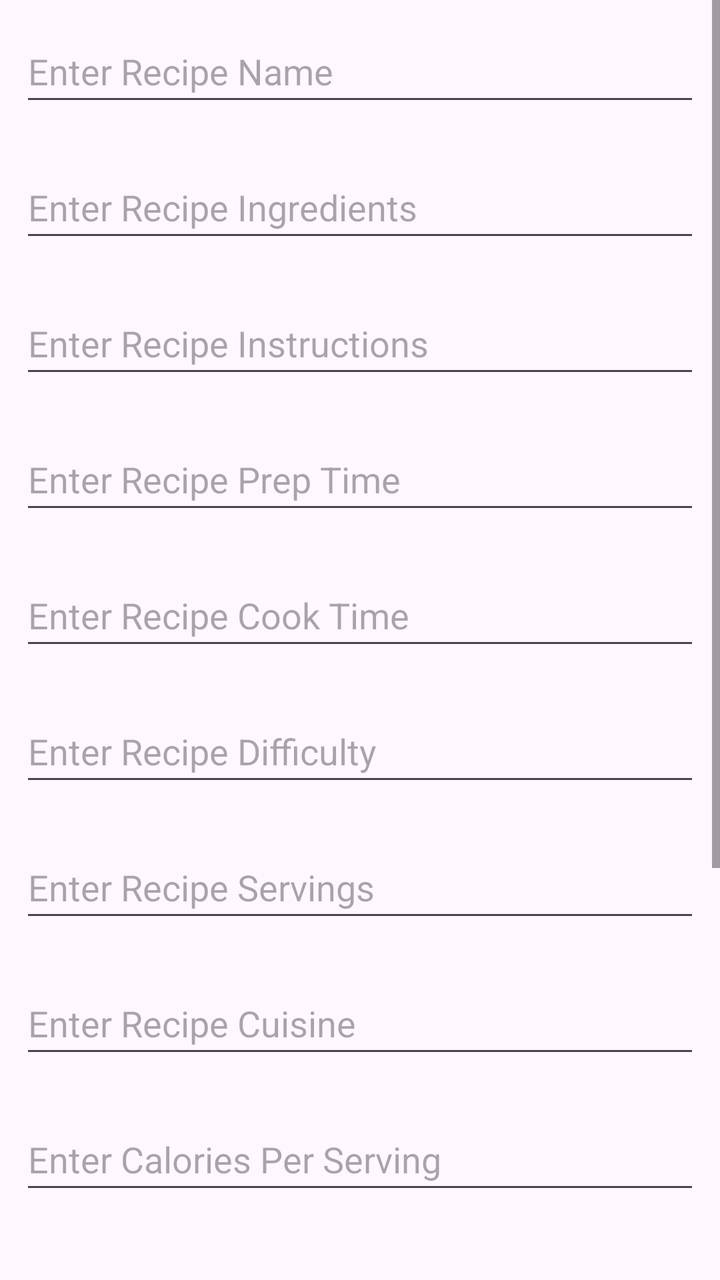
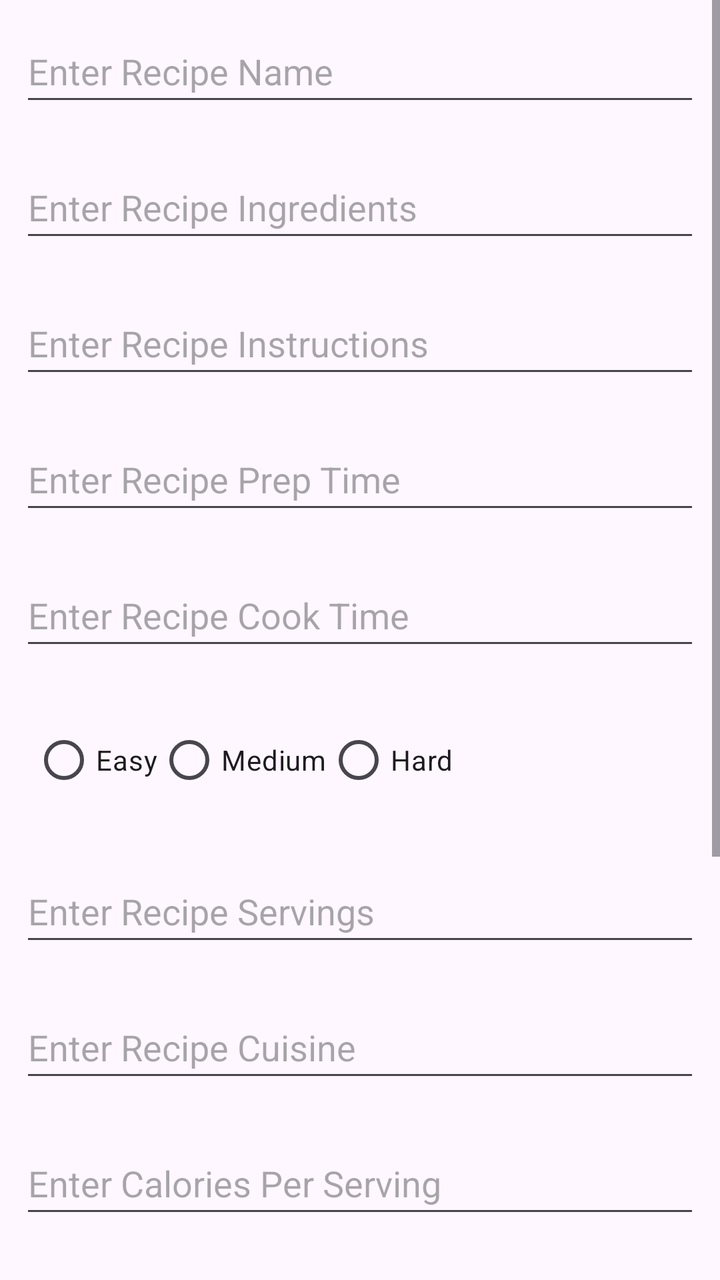

Two renders of the same Android screen: before a commit and after it. Below are the layout's source before the change and the commit's diff.
<!-- AndroidManifest.xml: application theme Theme.RecipeBook -->
<!-- res/layout/add_recipe.xml -->
<?xml version="1.0" encoding="utf-8"?>
<android.widget.ScrollView
    xmlns:android="http://schemas.android.com/apk/res/android"
    xmlns:tools="http://schemas.android.com/tools"
    android:layout_height="match_parent"
    android:layout_width="match_parent"
    tools:context=".MainActivity"
    >
   

    <LinearLayout
        xmlns:android="http://schemas.android.com/apk/res/android"
        xmlns:tools="http://schemas.android.com/tools"
        android:layout_width="match_parent"
        android:layout_height="match_parent"
        android:orientation="vertical"
        tools:context=".MainActivity">


        <EditText
            android:id="@+id/idEdtRecipeName"
            android:layout_width="match_parent"
            android:layout_height="wrap_content"
            android:layout_margin="10dp"
            android:hint="Enter Recipe Name"
            android:minHeight="48dp" />

        <EditText
            android:id="@+id/idEdtRecipeIngredients"
            android:layout_width="match_parent"
            android:layout_height="wrap_content"
            android:layout_margin="10dp"
            android:hint="Enter Recipe Ingredients"
            android:minHeight="48dp" />

        <EditText
            android:id="@+id/idEdtRecipeInstructions"
            android:layout_width="match_parent"
            android:layout_height="wrap_content"
            android:layout_margin="10dp"
            android:hint="Enter Recipe Instructions"
            android:minHeight="48dp" />

        <EditText
            android:id="@+id/idEdtRecipePrepTime"
            android:layout_width="match_parent"
            android:layout_height="wrap_content"
            android:layout_margin="10dp"
            android:hint="Enter Recipe Prep Time"
            android:inputType="number"
            android:minHeight="48dp" />

        <EditText
            android:id="@+id/idEdtRecipeCookTime"
            android:layout_width="match_parent"
            android:layout_height="wrap_content"
            android:layout_margin="10dp"
            android:hint="Enter Recipe Cook Time"
            android:inputType="number"
            android:minHeight="48dp" />

        <EditText
            android:id="@+id/idEdtRecipeDifficulty"
            android:layout_width="match_parent"
            android:layout_height="wrap_content"
            android:layout_margin="10dp"
            android:hint="Enter Recipe Difficulty"
            android:minHeight="48dp" />

        <EditText
            android:id="@+id/idEdtRecipeServings"
            android:layout_width="match_parent"
            android:layout_height="wrap_content"
            android:layout_margin="10dp"
            android:hint="Enter Recipe Servings"
            android:inputType="number"
            android:minHeight="48dp" />

        <EditText
            android:id="@+id/idEdtRecipeCuisine"
            android:layout_width="match_parent"
            android:layout_height="wrap_content"
            android:layout_margin="10dp"
            android:hint="Enter Recipe Cuisine"
            android:minHeight="48dp" />

        <EditText
            android:id="@+id/idEdtRecipeCaloriesPerServing"
            android:layout_width="match_parent"
            android:layout_height="wrap_content"
            android:layout_margin="10dp"
            android:hint="Enter Calories Per Serving"
            android:inputType="number"
            android:minHeight="48dp" />

        <EditText
            android:id="@+id/idEdtRecipeTags"
            android:layout_width="match_parent"
            android:layout_height="wrap_content"
            android:layout_margin="10dp"
            android:hint="Enter Recipe Tags"
            android:minHeight="48dp" />

        <EditText
            android:id="@+id/idEdtRecipeMealType"
            android:layout_width="match_parent"
            android:layout_height="wrap_content"
            android:layout_margin="10dp"
            android:hint="Enter Meal Type"
            android:minHeight="48dp" />

        <ImageView
            android:id="@+id/idIVRecipeImage"
            android:layout_width="match_parent"
            android:layout_height="wrap_content"
            android:layout_margin="10dp"
            android:hint="Enter Recipe Image"
            android:src="@drawable/ic_baseline_camera_foreground"
            android:minHeight="48dp"
            />

        
        <Button
            android:id="@+id/idBtnAddRecipe"
            android:layout_width="match_parent"
            android:layout_height="wrap_content"
            android:layout_margin="10dp"
            android:text="Add Recipe"
            android:textAllCaps="false" />

    </LinearLayout>


</android.widget.ScrollView>
<!-- resources referenced by this layout -->
<resources>
  <!-- drawable ic_baseline_camera_foreground (drawable) -->
  <vector xmlns:android="http://schemas.android.com/apk/res/android"
      android:width="108dp"
      android:height="108dp"
      android:viewportWidth="24"
      android:viewportHeight="24"
      android:tint="#000000">
    <group android:scaleX="0.58"
        android:scaleY="0.58"
        android:translateX="5.04"
        android:translateY="5.04">
      <path
          android:fillColor="@android:color/white"
          android:pathData="M12,12m-3.2,0a3.2,3.2 0,1 1,6.4 0a3.2,3.2 0,1 1,-6.4 0"/>
      <path
          android:fillColor="@android:color/white"
          android:pathData="M9,2L7.17,4L4,4c-1.1,0 -2,0.9 -2,2v12c0,1.1 0.9,2 2,2h16c1.1,0 2,-0.9 2,-2L22,6c0,-1.1 -0.9,-2 -2,-2h-3.17L15,2L9,2zM12,17c-2.76,0 -5,-2.24 -5,-5s2.24,-5 5,-5 5,2.24 5,5 -2.24,5 -5,5z"/>
    </group>
  </vector>
  <style name="Theme.RecipeBook" parent="Base.Theme.RecipeBook" />
  <style name="Base.Theme.RecipeBook" parent="Theme.Material3.DayNight.NoActionBar">
          
          
      </style>
</resources>

<!-- the commit's change to res/layout/add_recipe.xml (unified diff, before → after) -->
@@ -59,13 +59,40 @@
             android:inputType="number"
             android:minHeight="48dp" />
 
-        <EditText
-            android:id="@+id/idEdtRecipeDifficulty"
+
+
+
+
+
+
+
+
+        <RadioGroup
             android:layout_width="match_parent"
             android:layout_height="wrap_content"
-            android:layout_margin="10dp"
-            android:hint="Enter Recipe Difficulty"
-            android:minHeight="48dp" />
+            android:orientation="horizontal"
+            android:padding="16dp">
+
+            <RadioButton
+                android:id="@+id/radioButtonEasy"
+                android:layout_width="wrap_content"
+                android:layout_height="wrap_content"
+                android:text="Easy" />
+
+            <RadioButton
+                android:id="@+id/radioButtonMedium"
+                android:layout_width="wrap_content"
+                android:layout_height="wrap_content"
+                android:text="Medium" />
+
+            <RadioButton
+                android:id="@+id/radioButtonHard"
+                android:layout_width="wrap_content"
+                android:layout_height="wrap_content"
+                android:text="Hard" />
+
+        </RadioGroup>
+
 
         <EditText
             android:id="@+id/idEdtRecipeServings"
